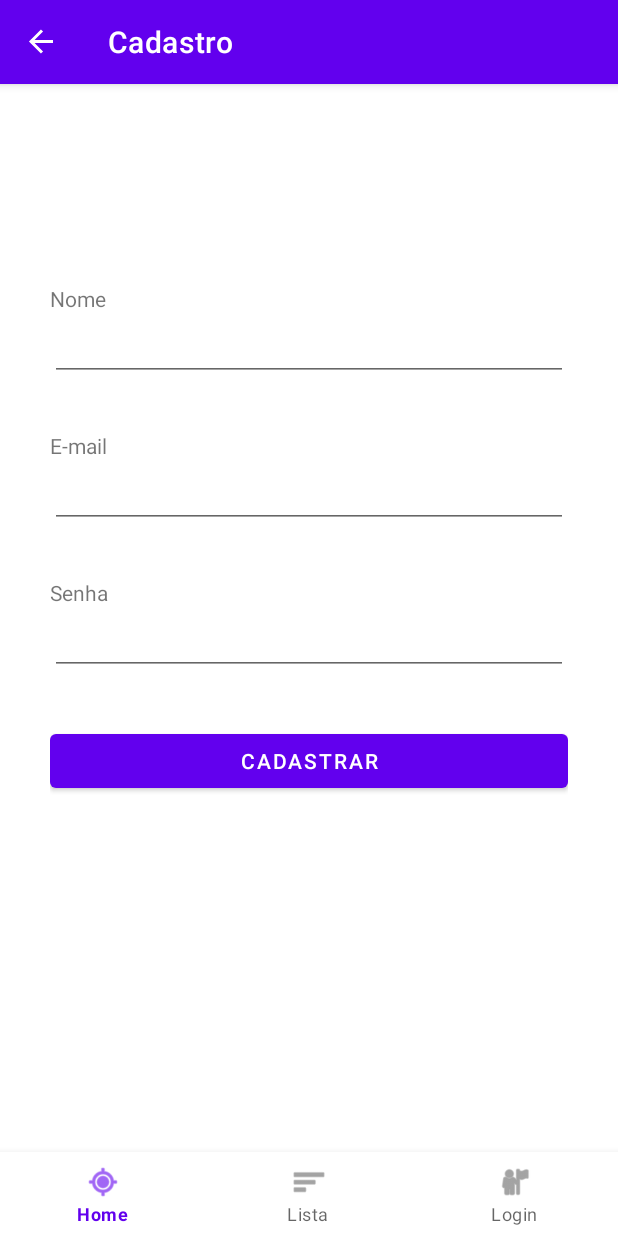
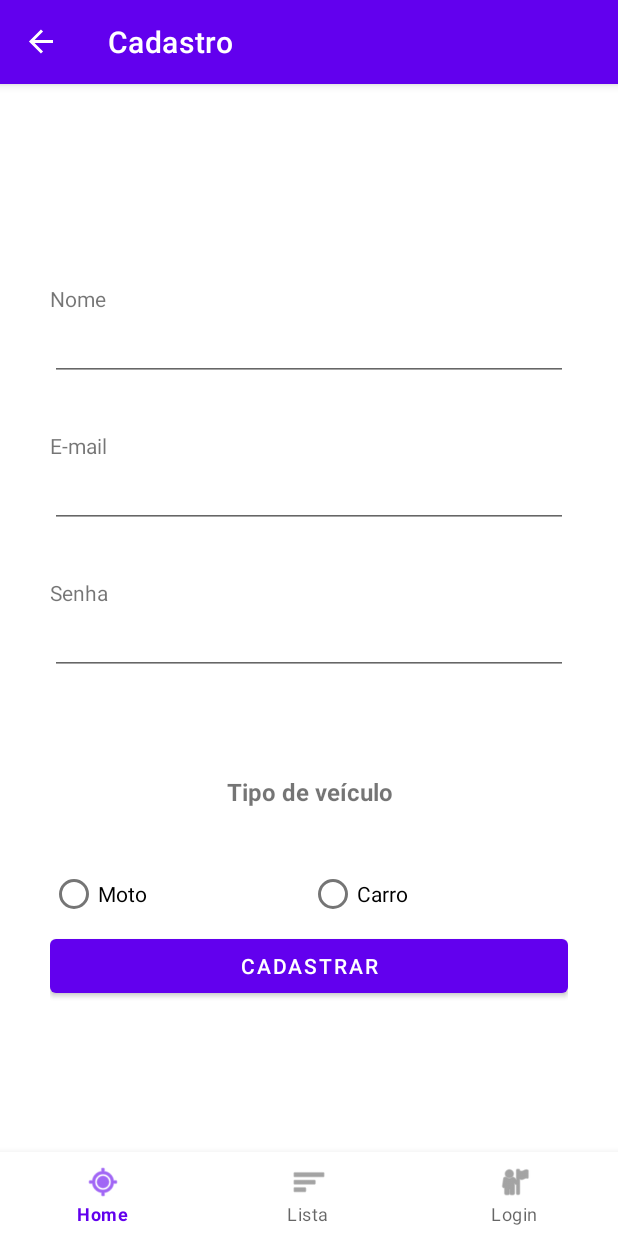
Before and after one commit to marcosbarross/SistemaEstacionamento, an Android app: the CadastroFragment screen opened through its navigation route, on a phone screen of 412 x 824 dp. Run offline under Robolectric (Android 15) with nearby library versions, the phone set to English and light mode, and no system bars; our stand-ins replace navigation-ui.

Commit message:
Implementa tela de cadastro de usuário

```diff
--- a/APP/app/src/main/java/com/example/parkingsystem/models/usuarios.kt
+++ b/APP/app/src/main/java/com/example/parkingsystem/models/usuarios.kt
@@ -8,7 +8,9 @@ data class usuarios(
     @SerializedName("email")
     var email : String,
     @SerializedName("senha")
-    var senha : String
+    var senha : String,
+    @SerializedName("tipo_veiculo")
+    var tipoVeiculo : String
 )
 
 data class usuarioAuth(
--- a/APP/app/src/main/java/com/example/parkingsystem/views/cadastro/CadastroFragment.kt
+++ b/APP/app/src/main/java/com/example/parkingsystem/views/cadastro/CadastroFragment.kt
@@ -1,22 +1,91 @@
 package com.example.parkingsystem.views.cadastro
 
+import UsuariosService
 import android.os.Bundle
 import android.view.LayoutInflater
 import android.view.View
 import android.view.ViewGroup
+import android.widget.Button
+import android.widget.RadioButton
+import android.widget.Toast
+import androidx.appcompat.widget.AppCompatEditText
 import androidx.fragment.app.Fragment
+import androidx.navigation.fragment.findNavController
 import com.example.parkingsystem.R
+import com.example.parkingsystem.controllers.APIControllers.apiUtils
+import com.example.parkingsystem.databinding.FragmentCadastroBinding
+import com.example.parkingsystem.databinding.FragmentCadastroEstacionamentosBinding
+import com.example.parkingsystem.models.usuarios
+import retrofit2.Call
+import retrofit2.Callback
+import retrofit2.Response
 
 class CadastroFragment : Fragment() {
+    private var _binding : FragmentCadastroBinding? = null
+    private val binding get() = _binding!!
+    private lateinit var nomeUsuario : AppCompatEditText
+    private lateinit var emailUsuario : AppCompatEditText
+    private lateinit var senha : AppCompatEditText
+    private lateinit var tipoVeiculoCarro : RadioButton
+    private lateinit var tipoVeiculoMoto : RadioButton
+    private lateinit var botaoCadastro : Button
 
-    override fun onCreate(savedInstanceState: Bundle?) {
-        super.onCreate(savedInstanceState)
+    override fun onCreateView(
+        inflater: LayoutInflater,
+        container: ViewGroup?,
+        savedInstanceState: Bundle?
+    ): View {
+        _binding = FragmentCadastroBinding.inflate(inflater, container, false)
+        val root: View = binding.root
+
+        nomeUsuario = root.findViewById(R.id.nomeUsuarioInput)
+        emailUsuario = root.findViewById(R.id.emailUsuarioInput)
+        senha = root.findViewById(R.id.senhaUsuarioInput)
+        tipoVeiculoCarro = root.findViewById(R.id.radioButtonCarro)
+        tipoVeiculoMoto = root.findViewById(R.id.radioButtonMoto)
+        botaoCadastro = root.findViewById(R.id.cadastrarUsuarioButton)
+        botaoCadastro.setOnClickListener{
+
+            val nome = nomeUsuario.text.toString()
+            val email = emailUsuario.text.toString()
+            val senha = senha.text.toString()
+            val tipoVeiculo = if (tipoVeiculoCarro.isChecked) "Carro" else "Moto"
+
+            if (nome.isNotEmpty() && email.isNotEmpty() && senha.isNotEmpty()) {
+                val novoUsuario = usuarios(nome, email, senha, tipoVeiculo)
+
+                val usuariosService = apiUtils.getRetrofitInstance(apiUtils.getPathString()).create(UsuariosService::class.java)
+
+                usuariosService.addUsuario(novoUsuario).enqueue(object : Callback<Void> {
+                    override fun onResponse(call: Call<Void>, response: Response<Void>) {
+                        if (response.isSuccessful) {
+                            findNavController().navigate(R.id.navigation_login)
+                            Toast.makeText(requireContext(), "Cadastro realizado com sucesso!", Toast.LENGTH_SHORT).show()
+                        } else {
+                            Toast.makeText(requireContext(), "Erro ao cadastrar usuário", Toast.LENGTH_SHORT).show()
+                        }
+                    }
+
+                    override fun onFailure(call: Call<Void>, t: Throwable) {
+                        // Erro de conexão
+                        // Você pode implementar aqui as ações para lidar com erros de conexão
+                        // Por exemplo, exibir uma mensagem de erro ao usuário
+                        // Exemplo: Toast.makeText(requireContext(), "Erro de conexão", Toast.LENGTH_SHORT).show()
+                    }
+                })
+            } else {
+                // Campos não preenchidos
+                // Você pode implementar aqui as ações para lidar com campos não preenchidos
+                // Por exemplo, exibir uma mensagem informando ao usuário que todos os campos devem ser preenchidos
+                // Exemplo: Toast.makeText(requireContext(), "Todos os campos devem ser preenchidos", Toast.LENGTH_SHORT).show()
+            }
+        }
+
+        return binding.root
     }
 
-    override fun onCreateView(
-        inflater: LayoutInflater, container: ViewGroup?,
-        savedInstanceState: Bundle?
-    ): View? {
-        return inflater.inflate(R.layout.fragment_cadastro, container, false)
+    override fun onDestroyView() {
+        super.onDestroyView()
+        _binding = null
     }
 }
--- a/APP/app/src/main/res/layout/fragment_cadastro.xml
+++ b/APP/app/src/main/res/layout/fragment_cadastro.xml
@@ -23,7 +23,7 @@
             android:text="Nome" />
 
         <EditText
-            android:id="@+id/editTextText"
+            android:id="@+id/nomeUsuarioInput"
             android:layout_width="match_parent"
             android:layout_height="wrap_content"
             android:ems="10"
@@ -40,7 +40,7 @@
             android:text="E-mail" />
 
         <EditText
-            android:id="@+id/editTextTextEmailAddress2"
+            android:id="@+id/emailUsuarioInput"
             android:layout_width="match_parent"
             android:layout_height="wrap_content"
             android:ems="10"
@@ -57,7 +57,7 @@
             android:text="Senha" />
 
         <EditText
-            android:id="@+id/editTextTextPassword"
+            android:id="@+id/senhaUsuarioInput"
             android:layout_width="match_parent"
             android:layout_height="wrap_content"
             android:ems="10"
@@ -67,6 +67,44 @@
             android:layout_width="match_parent"
             android:layout_height="50px" />
 
+        <Space
+            android:layout_width="match_parent"
+            android:layout_height="50px" />
+
+        <TextView
+            android:id="@+id/tipoVeiculoLabel"
+            android:layout_width="match_parent"
+            android:layout_height="wrap_content"
+            android:gravity="center_horizontal"
+            android:text="Tipo de veículo"
+            android:textSize="16sp"
+            android:textStyle="bold" />
+
+        <Space
+            android:layout_width="match_parent"
+            android:layout_height="50px" />
+
+        <RadioGroup
+            android:id="@+id/tipoVeiculoGroup"
+            android:layout_width="match_parent"
+            android:layout_height="wrap_content"
+            android:orientation="horizontal">
+
+            <RadioButton
+                android:id="@+id/radioButtonMoto"
+                android:layout_width="0dp"
+                android:layout_height="wrap_content"
+                android:layout_weight="1"
+                android:text="Moto" />
+
+            <RadioButton
+                android:id="@+id/radioButtonCarro"
+                android:layout_width="0dp"
+                android:layout_height="wrap_content"
+                android:layout_weight="1"
+                android:text="Carro" />
+        </RadioGroup>
+
         <Button
             android:id="@+id/cadastrarUsuarioButton"
             android:layout_width="match_parent"
```
Also changed, not shown: APP/app/src/main/java/com/example/parkingsystem/views/cadastroEstacionamentos/CadastroEstacionamentoFragment.kt (+12 -12 lines).
